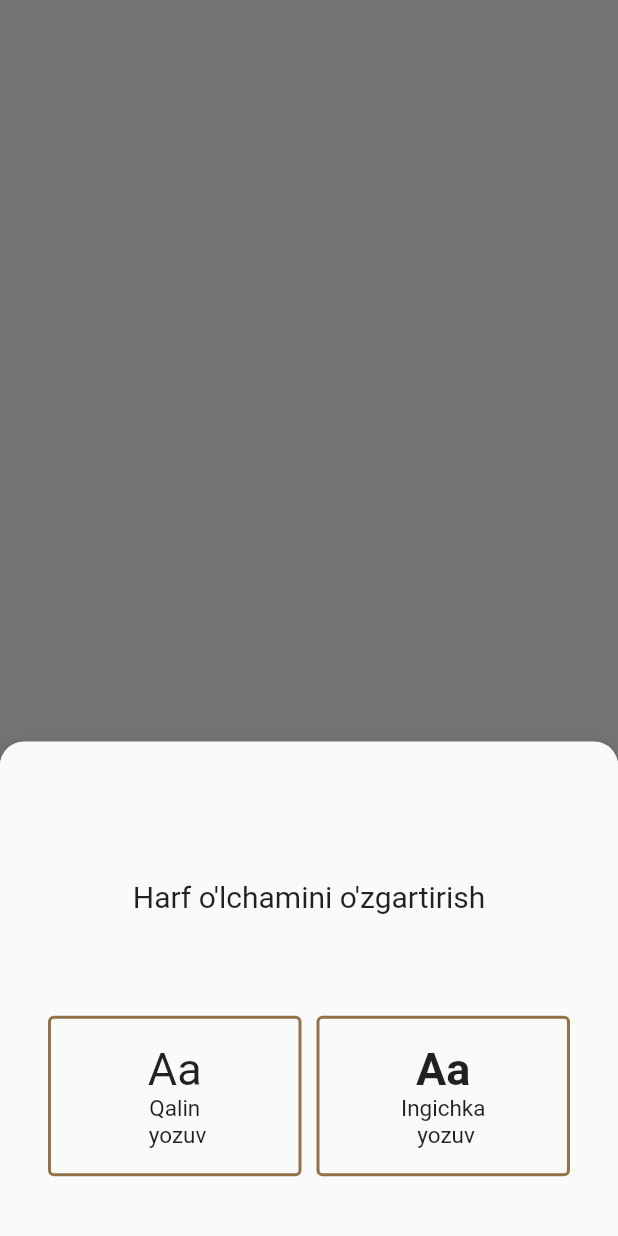
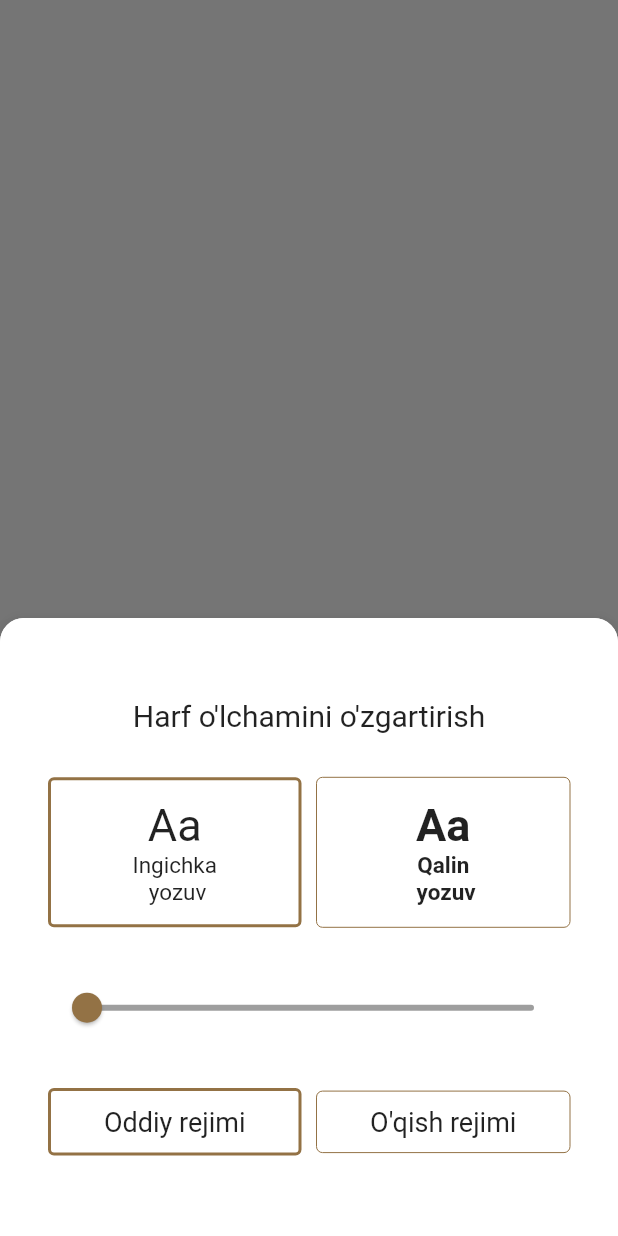
Before and after one commit to Saidrahmon/temur_tuzuklari_new, a Flutter app: the StoryPage screen opened directly with empty values, item 2 of the bottom bar chosen, scrolled down 56 dp, after a tap on "Aa", on a phone screen of 412 x 824 dp. Run offline on Flutter 3.47's test engine with Material 2 defaults, Android fonts, the light colour scheme and no system bars; drawn by our look-alikes of sliding_sheet; our stand-ins replace flutter_markdown, get, get_storage, sqflite; missing offline and left inert: dart:ffi; accounts and stored records are empty.

Commit message:
create drawer create search_title.dart change a lot of

```diff
--- a/lib/config/Config.dart
+++ b/lib/config/Config.dart
@@ -2,4 +2,5 @@ import 'package:flutter/material.dart';
 
 class Config{
   static const primaryColor = Color(0xFF937245);
+  static const colorIsRead = Color(0x33937245);
 }
--- a/lib/i18n/oz.dart
+++ b/lib/i18n/oz.dart
@@ -6,5 +6,10 @@ const Map<String, String> oz = {
   'bold': 'Qalin \n yozuv',
   'italic': 'Ingichka \n yozuv',
   'light': 'Oddiy rejimi',
-  'dark': 'O\'qish rejimi'
+  'dark': 'O\'qish rejimi',
+  'textSearch': 'Izlash',
+  'textNothing': 'Hech narsa topilmadi',
+  'textAboutTemur': 'Temur tuzuklari haqida',
+  'textSettings': 'Sozlamalar',
+  'textShare': 'Ulashish'
 };
--- a/lib/main.dart
+++ b/lib/main.dart
@@ -1,11 +1,13 @@
 import 'package:flutter/material.dart';
 import 'package:get/get.dart';
+import 'package:get_storage/get_storage.dart';
 import 'package:temur_tuzuklari_new/AppBinding.dart';
 import 'package:temur_tuzuklari_new/AppPages.dart';
 import 'package:temur_tuzuklari_new/AppRoutes.dart';
 import 'package:temur_tuzuklari_new/i18n/_TranslationService.dart';
 
-void main() {
+void main() async {
+  await GetStorage.init();
   runApp(MyApp());
 }
 
--- a/lib/pages/story/controllers/controller.dart
+++ b/lib/pages/story/controllers/controller.dart
@@ -85,6 +85,4 @@ class StoryController extends GetxController{
       getStoryById(id);
     }
   }
-
-
 }
--- a/lib/pages/story/views/view.dart
+++ b/lib/pages/story/views/view.dart
@@ -25,7 +25,7 @@ class StoryPage extends GetView<StoryController> {
         onPressSettingsButton: (){
           showAsBottomSheet(
               context,
-              child: SettingsWidget(),
+              child: SettingsWidget(isBold: true,),
           );
         },
       ) ,
@@ -45,11 +45,11 @@ class StoryPage extends GetView<StoryController> {
             },
             body: Stack(
               children: [
-                // Obx(() =>
-                //     Container(
-                //       //color: controller.service.isRead.value ? kColorIsRead : kColorIsNotRead,
-                //     ),
-                // ),
+                GetX<StorageService>(builder: (service) =>
+                    Container(
+                      color: (service.getIsRead()) ? Config.colorIsRead : Colors.white,//kColorIsRead : kColorIsNotRead,
+                    ),
+                ),
                 SingleChildScrollView(
                   child: Column(
                     children: [
@@ -64,13 +64,10 @@ class StoryPage extends GetView<StoryController> {
                                   return Text(
                                     this.controller.title.value,
                                     style: TextStyle(
-                                      fontSize: service.getZoom() * 20,
+                                      color: service.getIsRead() ? Config.primaryColor.withOpacity(0.5) : Config.primaryColor.withOpacity(0.8),
+                                        fontSize: (service.getZoom() * 18).toDouble(),
+                                        fontWeight: service.getIsBold() ? FontWeight.bold : FontWeight.normal
                                     ),
-                                    // style: Theme.of(context).textTheme.display1.copyWith(
-                                    //     color: controller.service.isRead.value ? kColorMain.withOpacity(0.5) : kColorMain.withOpacity(0.8),
-                                    //     fontSize: (controller.service.sliderValue.value + 6).toDouble(),
-                                    //     fontWeight: controller.service.isBold.value ? FontWeight.bold : FontWeight.normal
-                                    // )
                                   );
                                 },
                               ),
@@ -88,12 +85,12 @@ class StoryPage extends GetView<StoryController> {
                                 styleSheet: MarkdownStyleSheet(
                                   p: TextStyle(
                                     fontSize: service.getZoom() * 16,
-                                    // color: service.isRead.value
-                                    //     ? Colors.black.withOpacity(0.5)
-                                    //     : Colors.black.withOpacity(0.8),
-                                    // fontWeight: service.isBold.value
-                                    //     ? FontWeight.w500
-                                    //     : FontWeight.normal,
+                                    color: service.getIsRead()
+                                        ? Colors.black.withOpacity(0.5)
+                                        : Colors.black.withOpacity(0.8),
+                                    fontWeight: service.getIsBold()
+                                        ? FontWeight.w500
+                                        : FontWeight.normal,
                                   ),
                                 ),
                                 selectable: true,
--- a/lib/services/StorageService.dart
+++ b/lib/services/StorageService.dart
@@ -3,13 +3,17 @@ import 'package:get_storage/get_storage.dart';
 
 class StorageService extends GetxService{
 
-  var box = GetStorage();
+  final box = GetStorage();
   var _zoom = 1.0.obs;
+  var _isBold = false.obs;
+  var _isRead = false.obs;
 
   @override
   void onInit() {
     super.onInit();
-    box.read('zoom');
+    setZoom(box.read('zoom') ?? 1);
+    setIsBold(box.read('isBold') ?? false);
+    setIsRead(box.read('isRead') ?? false);
   }
 
   void setZoom(double zoom){
@@ -21,4 +25,21 @@ class StorageService extends GetxService{
     return _zoom.value;
   }
 
+  void setIsBold(bool isBold){
+    _isBold.value = isBold;
+    box.write('isBold', isBold);
+  }
+
+  bool getIsBold(){
+    return _isBold.value;
+  }
+
+  void setIsRead(bool isRead){
+    _isRead.value = isRead;
+    box.write('isRead', isRead);
+  }
+
+  bool getIsRead(){
+    return _isRead.value;
+  }
 }
--- a/lib/widgets/SettingsWidget.dart
+++ b/lib/widgets/SettingsWidget.dart
@@ -1,21 +1,28 @@
 import 'package:flutter/material.dart';
 import 'package:get/get.dart';
+import 'package:get/get_connect/http/src/status/http_status.dart';
+import 'package:temur_tuzuklari_new/services/StorageService.dart';
 
 import '../config/Config.dart';
 
 class SettingsWidget extends StatelessWidget {
+
+  bool isBold;
+
+  SettingsWidget({required this.isBold});
 
   @override
   Widget build(BuildContext context) {
     return Container(
       child: Row(
         children: [
-          Container(
+          GetX<StorageService>(builder: (service) => Container(
             child: Expanded(
               child: Container(
                 constraints: BoxConstraints(maxWidth: 800),
-                height: Get.mediaQuery.size.height*0.6,
+                height: Get.mediaQuery.size.height * 0.5,
                 child: Material(
+                  color: service.getIsRead() ? Config.colorIsRead : Colors.white,
                   child: Padding(
                     padding: const EdgeInsets.all(16),
                     child: Container(
@@ -32,76 +39,73 @@ class SettingsWidget extends StatelessWidget {
                                 Expanded(
                                   child: GestureDetector(
                                       onTap: (){
-                                        //controller.saveIsBold();
+                                        service.setIsBold(false);
                                       },
                                       child: Container(
+                                        constraints: BoxConstraints(maxHeight: 100),
                                         decoration: BoxDecoration(
                                           border: Border.all(
                                             color: Config.primaryColor,
-                                            width: 2//controller.isBold.value ? 0 : 2,
+                                            width: service.getIsBold() ? 0 : 2,
                                           ),
                                           borderRadius: BorderRadius.circular(4),
                                         ),
-                                        child: Padding(
-                                          padding: EdgeInsets.all(16.0),
                                         child: Column(
+                                          mainAxisAlignment: MainAxisAlignment.center,
                                           children: [
                                             Text('Aa', style: TextStyle(fontSize: 30),),
-                                              Text('bold'.tr, textAlign: TextAlign.center,style: TextStyle(fontSize: 15),)
+                                            Text('italic'.tr, textAlign: TextAlign.center,style: TextStyle(fontSize: 15),)
                                           ],
                                         ),
-                                        ),
-                                      ),
+                                      )
                                   ),
                                 ),
                                 SizedBox(width: 10,),
                                 Expanded(
                                   child: GestureDetector(
                                       onTap: (){
-                                        //controller.saveIsBold();
+                                        Get.find<StorageService>().setIsBold(true);
                                       },
                                       child: Container(
+                                        constraints: BoxConstraints(maxHeight: 100),
                                         decoration: BoxDecoration(
                                           border: Border.all(
                                             color: Config.primaryColor,
-                                            width: 2//controller.isBold.value ? 2 : 0,
+                                            width: service.getIsBold() ? 2 : 0,
                                           ),
                                           borderRadius: BorderRadius.circular(4),
                                         ),
-                                        child: Padding(
-                                          padding: EdgeInsets.all(16.0),
                                         child: Column(
+                                          mainAxisAlignment: MainAxisAlignment.center,
                                           children: [
                                             Text(
                                               'Aa', style: TextStyle(fontSize: 30, fontWeight: FontWeight.bold),
                                             ),
-                                              Text('italic'.tr, textAlign: TextAlign.center, style: TextStyle(fontSize: 15),)
+                                            Text('bold'.tr, textAlign: TextAlign.center, style: TextStyle(fontSize: 15, fontWeight: FontWeight.bold),)
+                                          ],
+                                        ),
+                                      )
+                                  ),
+                                ),
                               ],
                             ),
                           ),
+                          Container(
+                              constraints: BoxConstraints(maxWidth: 600),
+                              child: Slider(
+                                activeColor: Config.primaryColor,
+                                divisions: 50,
+                                inactiveColor: Colors.grey,
+                                label: '${(service.getZoom() * 100).round()}%',
+                                value: service.getZoom(),//controller.sliderValue.value.toDouble(),
+                                max: 2.0,
+                                min: 1.0,
+                                // onChangeEnd: (value) => print("Endi $value"),
+                                onChanged: (value){
+                                  service.setZoom(value);
+                                },
+                              )
                           ),
-                                    ),
-                                  )
-                                ],
-                              ),
-                            ),
-                            // Container(
-                            //   constraints: BoxConstraints(maxWidth: 600),
-                            //   child: Slider(
-                            //     activeColor: Color(0xFF937245),
-                            //     divisions: 11,
-                            //     inactiveColor: Colors.grey,
-                            //     label: controller.sliderValue.value.round().toString(),
-                            //     value: controller.sliderValue.value.toDouble(),
-                            //     max: 30.0,
-                            //     min: 16.0,
-                            //     // onChangeEnd: (value) => print("Endi $value"),
-                            //     onChanged: (value){
-                            //       //print(value.toInt());
-                            //       controller.saveSliderValue(value.toInt());
-                            //     },
-                            //   ),
-                            // ),
                           Container(
                             constraints: BoxConstraints(maxWidth: 600),
                             child: Row(
@@ -110,14 +114,14 @@ class SettingsWidget extends StatelessWidget {
                                 Expanded(
                                   child: GestureDetector(
                                     onTap: (){
-                                        //controller.saveIsRead();
+                                      service.setIsRead(false);
                                     },
                                     child: Container(
                                       padding: EdgeInsets.all(10),
                                       decoration: BoxDecoration(
                                           border: Border.all(
                                             color: Config.primaryColor,
-                                              width: 2//controller.isRead.value ? 0 : 2,
+                                            width: (service.getIsRead()) ? 0 : 2,
                                           ),
                                           borderRadius: BorderRadius.circular(4),
                                           color: Colors.white
@@ -130,20 +134,20 @@ class SettingsWidget extends StatelessWidget {
                                 Expanded(
                                   child: GestureDetector(
                                     onTap: (){
-                                        //controller.saveIsRead();
+                                      service.setIsRead(true);
                                     },
                                     child: Container(
                                       padding: EdgeInsets.all(10),
                                       decoration: BoxDecoration(
                                         border: Border.all(
                                           color: Config.primaryColor,
-                                            width: 2//controller.isRead.value ? 2 : 0,
+                                          width: (service.getIsRead()) ? 2 : 0,
                                         ),
                                         borderRadius: BorderRadius.circular(4),
                                         //color: kColorRead,
                                       ),
                                       child: Text(
-                                          'dark'.tr, style: TextStyle(fontSize: 18, color: Config.primaryColor), textAlign: TextAlign.center,),
+                                        'dark'.tr, style: TextStyle(fontSize: 18, color: Colors.black87), textAlign: TextAlign.center,),
                                     ),
                                   ),
                                 )
@@ -152,13 +156,12 @@ class SettingsWidget extends StatelessWidget {
                           ),
                         ],
                       ),
-
-                      )
                     ),
                   ),
                 ),
               ),
             ),
+          )),
         ],
       ),
       // decoration: BoxDecoration(
--- a/lib/widgets/buildBottomSheetDialog.dart
+++ b/lib/widgets/buildBottomSheetDialog.dart
@@ -10,7 +10,7 @@ void showAsBottomSheet(BuildContext context, {required Widget child}) async {
           cornerRadius: 16,
           snapSpec: const SnapSpec(
             snap: true,
-            snappings: [0.4, 0.7, 1.0],
+            snappings: [0.6],
             positioning: SnapPositioning.relativeToAvailableSpace,
           ),
           builder: (context, state) {
```
Also changed, not shown: lib/pages/home/views/build_drawer.dart (added, +72 -0 lines), lib/pages/home/views/search_title.dart (added, +95 -0 lines), lib/pages/home/views/view.dart (+19 -8 lines), lib/pages/story/views/desc_widget.dart (+16 -12 lines), assets/header_image.jpg (added), assets/info_first.jpg (added), assets/info_second.jpg (added), assets/info_third.jpg (added). Lines whose indentation alone changed are shown as unchanged.
